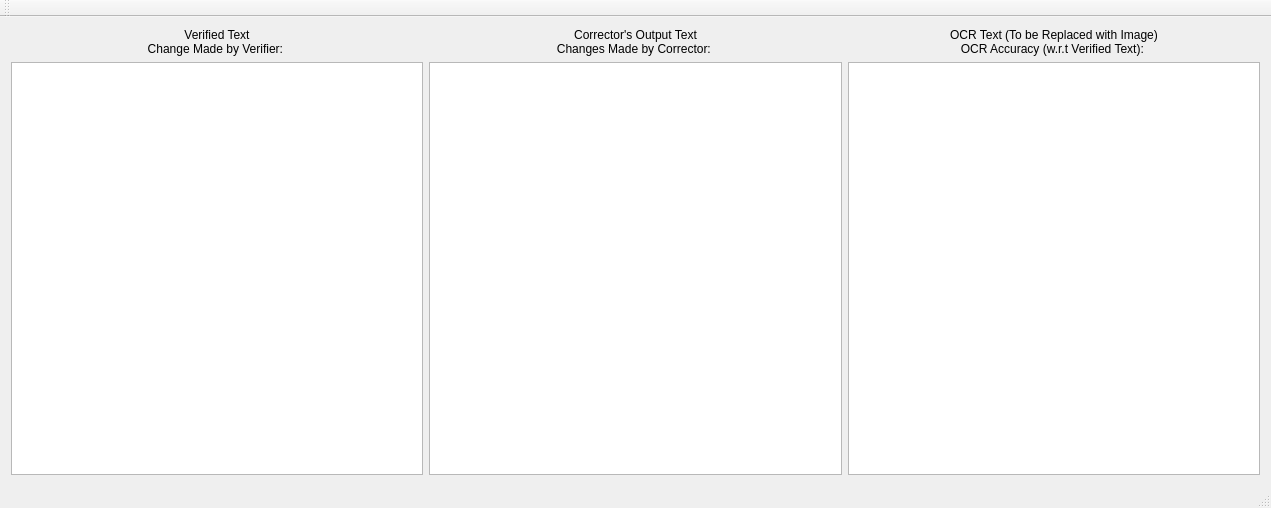
First picture: the form in FrameWorkCode/DiffView.ui, repository UDAAN-LEAP/leap-pe-tool, before the edit.
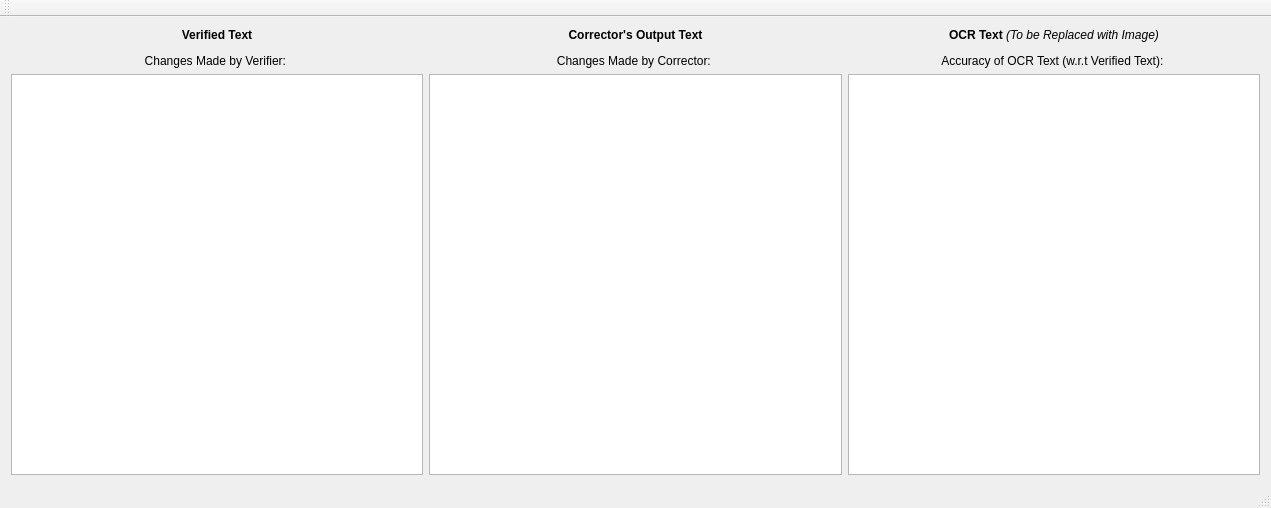
Second picture: the form after the edit.

The edit to the form file:
```diff
--- a/FrameWorkCode/DiffView.ui
+++ b/FrameWorkCode/DiffView.ui
@@ -20,8 +20,8 @@
       <item>
        <widget class="QLabel" name="VerifierLabel">
         <property name="text">
-         <string>Verified Text
-Change Made by Verifier: </string>
+         <string>&lt;p&gt;&lt;b&gt;Verified Text&lt;/b&gt;&lt;/p&gt;
+Changes Made by Verifier: </string>
         </property>
         <property name="alignment">
          <set>Qt::AlignCenter</set>
@@ -33,7 +33,7 @@
         <property name="font">
          <font>
           <family>Shobhika</family>
-          <pointsize>14</pointsize>
+          <pointsize>11</pointsize>
           <weight>75</weight>
           <bold>true</bold>
          </font>
@@ -42,8 +42,8 @@
          <string>&lt;!DOCTYPE HTML PUBLIC &quot;-//W3C//DTD HTML 4.0//EN&quot; &quot;http://www.w3.org/TR/REC-html40/strict.dtd&quot;&gt;
 &lt;html&gt;&lt;head&gt;&lt;meta name=&quot;qrichtext&quot; content=&quot;1&quot; /&gt;&lt;style type=&quot;text/css&quot;&gt;
 p, li { white-space: pre-wrap; }
-&lt;/style&gt;&lt;/head&gt;&lt;body style=&quot; font-family:'Shobhika'; font-size:14pt; font-weight:600; font-style:normal;&quot;&gt;
-&lt;p style=&quot;-qt-paragraph-type:empty; margin-top:0px; margin-bottom:0px; margin-left:0px; margin-right:0px; -qt-block-indent:0; text-indent:0px; font-family:'Shobhika Regular'; font-size:11pt; font-weight:400;&quot;&gt;&lt;br /&gt;&lt;/p&gt;&lt;/body&gt;&lt;/html&gt;</string>
+&lt;/style&gt;&lt;/head&gt;&lt;body style=&quot; font-family:'Shobhika'; font-size:11pt; font-weight:600; font-style:normal;&quot;&gt;
+&lt;p style=&quot;-qt-paragraph-type:empty; margin-top:0px; margin-bottom:0px; margin-left:0px; margin-right:0px; -qt-block-indent:0; text-indent:0px; font-family:'Shobhika Regular'; font-weight:400;&quot;&gt;&lt;br /&gt;&lt;/p&gt;&lt;/body&gt;&lt;/html&gt;</string>
         </property>
        </widget>
       </item>
@@ -54,8 +54,7 @@
       <item>
        <widget class="QLabel" name="InternLabel">
         <property name="text">
-         <string>Corrector's Output Text
-Changes Made by Corrector: </string>
+         <string>&lt;b&gt;&lt;p&gt;Corrector's Output Text&lt;/b&gt;&lt;/p&gt;Changes Made by Corrector: </string>
         </property>
         <property name="alignment">
          <set>Qt::AlignCenter</set>
@@ -67,7 +66,7 @@
         <property name="font">
          <font>
           <family>Shobhika</family>
-          <pointsize>14</pointsize>
+          <pointsize>11</pointsize>
           <weight>75</weight>
           <bold>true</bold>
          </font>
@@ -76,8 +75,8 @@
          <string>&lt;!DOCTYPE HTML PUBLIC &quot;-//W3C//DTD HTML 4.0//EN&quot; &quot;http://www.w3.org/TR/REC-html40/strict.dtd&quot;&gt;
 &lt;html&gt;&lt;head&gt;&lt;meta name=&quot;qrichtext&quot; content=&quot;1&quot; /&gt;&lt;style type=&quot;text/css&quot;&gt;
 p, li { white-space: pre-wrap; }
-&lt;/style&gt;&lt;/head&gt;&lt;body style=&quot; font-family:'Shobhika'; font-size:14pt; font-weight:600; font-style:normal;&quot;&gt;
-&lt;p style=&quot;-qt-paragraph-type:empty; margin-top:0px; margin-bottom:0px; margin-left:0px; margin-right:0px; -qt-block-indent:0; text-indent:0px; font-family:'Shobhika Regular'; font-size:11pt; font-weight:400;&quot;&gt;&lt;br /&gt;&lt;/p&gt;&lt;/body&gt;&lt;/html&gt;</string>
+&lt;/style&gt;&lt;/head&gt;&lt;body style=&quot; font-family:'Shobhika'; font-size:11pt; font-weight:600; font-style:normal;&quot;&gt;
+&lt;p style=&quot;-qt-paragraph-type:empty; margin-top:0px; margin-bottom:0px; margin-left:0px; margin-right:0px; -qt-block-indent:0; text-indent:0px; font-family:'Shobhika Regular'; font-weight:400;&quot;&gt;&lt;br /&gt;&lt;/p&gt;&lt;/body&gt;&lt;/html&gt;</string>
         </property>
        </widget>
       </item>
@@ -88,8 +87,8 @@
       <item>
        <widget class="QLabel" name="OCRLabel">
         <property name="text">
-         <string>OCR Text (To be Replaced with Image)
-OCR Accuracy (w.r.t Verified Text): </string>
+         <string>&lt;p&gt;&lt;b&gt;OCR Text &lt;/b&gt;&lt;i&gt;(To be Replaced with Image)&lt;/i&gt;&lt;/p&gt;
+Accuracy of OCR Text (w.r.t Verified Text): </string>
         </property>
         <property name="alignment">
          <set>Qt::AlignCenter</set>
@@ -101,7 +100,7 @@
         <property name="font">
          <font>
           <family>Shobhika</family>
-          <pointsize>14</pointsize>
+          <pointsize>11</pointsize>
           <weight>75</weight>
           <bold>true</bold>
          </font>
@@ -110,8 +109,8 @@
          <string>&lt;!DOCTYPE HTML PUBLIC &quot;-//W3C//DTD HTML 4.0//EN&quot; &quot;http://www.w3.org/TR/REC-html40/strict.dtd&quot;&gt;
 &lt;html&gt;&lt;head&gt;&lt;meta name=&quot;qrichtext&quot; content=&quot;1&quot; /&gt;&lt;style type=&quot;text/css&quot;&gt;
 p, li { white-space: pre-wrap; }
-&lt;/style&gt;&lt;/head&gt;&lt;body style=&quot; font-family:'Shobhika'; font-size:14pt; font-weight:600; font-style:normal;&quot;&gt;
-&lt;p style=&quot;-qt-paragraph-type:empty; margin-top:0px; margin-bottom:0px; margin-left:0px; margin-right:0px; -qt-block-indent:0; text-indent:0px; font-family:'Shobhika Regular'; font-size:11pt; font-weight:400;&quot;&gt;&lt;br /&gt;&lt;/p&gt;&lt;/body&gt;&lt;/html&gt;</string>
+&lt;/style&gt;&lt;/head&gt;&lt;body style=&quot; font-family:'Shobhika'; font-size:11pt; font-weight:600; font-style:normal;&quot;&gt;
+&lt;p style=&quot;-qt-paragraph-type:empty; margin-top:0px; margin-bottom:0px; margin-left:0px; margin-right:0px; -qt-block-indent:0; text-indent:0px; font-family:'Shobhika Regular'; font-weight:400;&quot;&gt;&lt;br /&gt;&lt;/p&gt;&lt;/body&gt;&lt;/html&gt;</string>
         </property>
        </widget>
       </item>
```
